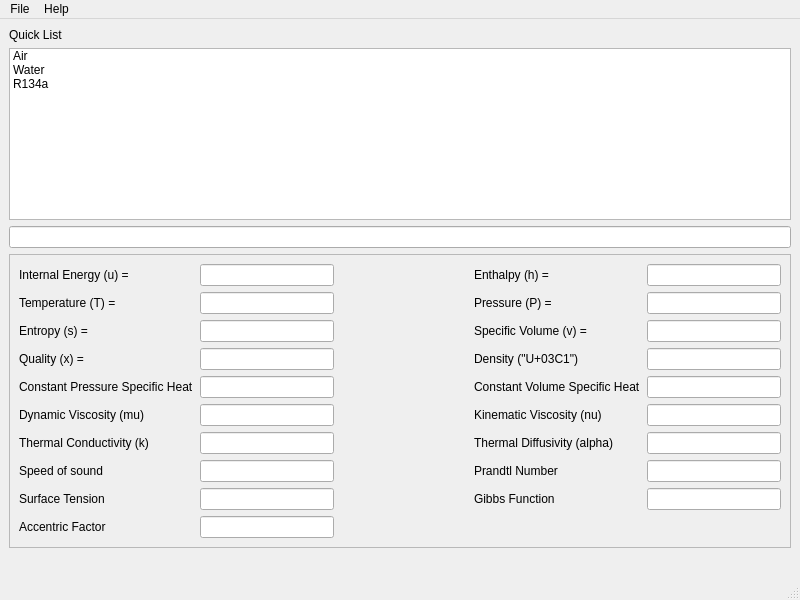
Qt form mainwindow.ui (ke7omc/Thermodynamics-Property-Calculator) before a commit.
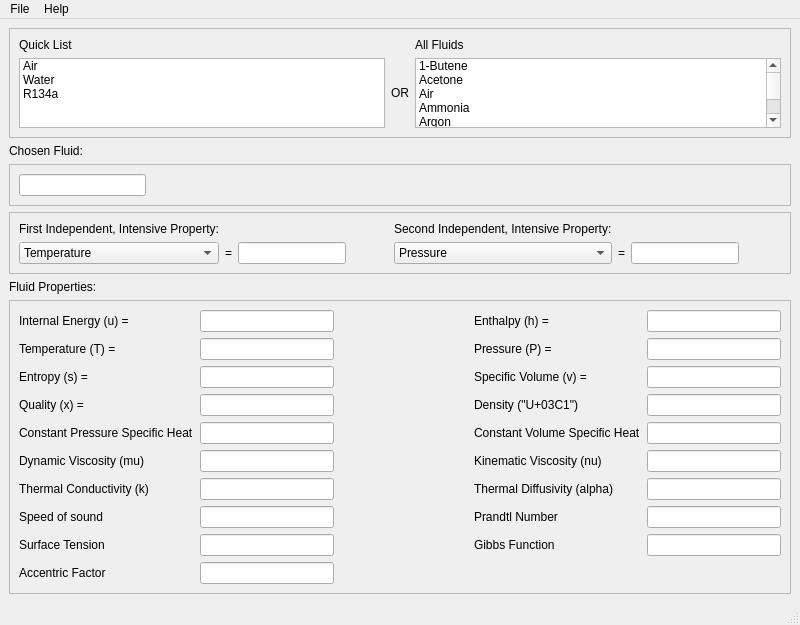
The same form after that commit.

Commit message: Updated GUI with two independent, intensive inputs.

What changed in the file:
```diff
--- a/mainwindow.ui
+++ b/mainwindow.ui
@@ -15,29 +15,87 @@
   </property>
   <widget class="QWidget" name="centralwidget">
    <layout class="QGridLayout" name="gridLayout">
-    <item row="2" column="0">
-     <widget class="QLineEdit" name="lineEdit"/>
-    </item>
-    <item row="1" column="0">
-     <widget class="QListWidget" name="listWidget">
-      <item>
-       <property name="text">
-        <string>Air</string>
-       </property>
-      </item>
-      <item>
-       <property name="text">
-        <string>Water</string>
-       </property>
-      </item>
-      <item>
-       <property name="text">
-        <string>R134a</string>
-       </property>
-      </item>
+    <item row="4" column="0">
+     <widget class="QFrame" name="frame_4">
+      <property name="frameShape">
+       <enum>QFrame::StyledPanel</enum>
+      </property>
+      <property name="frameShadow">
+       <enum>QFrame::Raised</enum>
+      </property>
+      <layout class="QGridLayout" name="gridLayout_5">
+       <item row="0" column="2">
+        <spacer name="horizontalSpacer_5">
+         <property name="orientation">
+          <enum>Qt::Horizontal</enum>
+         </property>
+         <property name="sizeHint" stdset="0">
+          <size>
+           <width>40</width>
+           <height>20</height>
+          </size>
+         </property>
+        </spacer>
+       </item>
+       <item row="0" column="1">
+        <spacer name="horizontalSpacer_2">
+         <property name="orientation">
+          <enum>Qt::Horizontal</enum>
+         </property>
+         <property name="sizeHint" stdset="0">
+          <size>
+           <width>40</width>
+           <height>20</height>
+          </size>
+         </property>
+        </spacer>
+       </item>
+       <item row="0" column="0">
+        <widget class="QLineEdit" name="lineEdit"/>
+       </item>
+       <item row="0" column="3">
+        <spacer name="horizontalSpacer_6">
+         <property name="orientation">
+          <enum>Qt::Horizontal</enum>
+         </property>
+         <property name="sizeHint" stdset="0">
+          <size>
+           <width>40</width>
+           <height>20</height>
+          </size>
+         </property>
+        </spacer>
+       </item>
+       <item row="0" column="4">
+        <spacer name="horizontalSpacer_7">
+         <property name="orientation">
+          <enum>Qt::Horizontal</enum>
+         </property>
+         <property name="sizeHint" stdset="0">
+          <size>
+           <width>40</width>
+           <height>20</height>
+          </size>
+         </property>
+        </spacer>
+       </item>
+       <item row="0" column="5">
+        <spacer name="horizontalSpacer_8">
+         <property name="orientation">
+          <enum>Qt::Horizontal</enum>
+         </property>
+         <property name="sizeHint" stdset="0">
+          <size>
+           <width>40</width>
+           <height>20</height>
+          </size>
+         </property>
+        </spacer>
+       </item>
+      </layout>
      </widget>
     </item>
-    <item row="3" column="0">
+    <item row="7" column="0">
      <widget class="QFrame" name="frame">
       <property name="frameShape">
        <enum>QFrame::StyledPanel</enum>
@@ -252,7 +310,7 @@
       </layout>
      </widget>
     </item>
-    <item row="4" column="0">
+    <item row="8" column="0">
      <spacer name="verticalSpacer">
       <property name="orientation">
        <enum>Qt::Vertical</enum>
@@ -265,10 +323,813 @@
       </property>
      </spacer>
     </item>
-    <item row="0" column="0">
-     <widget class="QLabel" name="label_2">
+    <item row="2" column="0">
+     <widget class="QFrame" name="frame_2">
+      <property name="frameShape">
+       <enum>QFrame::StyledPanel</enum>
+      </property>
+      <property name="frameShadow">
+       <enum>QFrame::Raised</enum>
+      </property>
+      <layout class="QGridLayout" name="gridLayout_3">
+       <item row="1" column="2">
+        <widget class="QListWidget" name="listWidget_allFluids">
+         <item>
+          <property name="text">
+           <string>1-Butene</string>
+          </property>
+         </item>
+         <item>
+          <property name="text">
+           <string>Acetone</string>
+          </property>
+         </item>
+         <item>
+          <property name="text">
+           <string>Air</string>
+          </property>
+         </item>
+         <item>
+          <property name="text">
+           <string>Ammonia</string>
+          </property>
+         </item>
+         <item>
+          <property name="text">
+           <string>Argon</string>
+          </property>
+         </item>
+         <item>
+          <property name="text">
+           <string>Benzene</string>
+          </property>
+         </item>
+         <item>
+          <property name="text">
+           <string>CarbonDioxide</string>
+          </property>
+         </item>
+         <item>
+          <property name="text">
+           <string>CarbonMonoxide</string>
+          </property>
+         </item>
+         <item>
+          <property name="text">
+           <string>CarbonylSulfide</string>
+          </property>
+         </item>
+         <item>
+          <property name="text">
+           <string>CycloHexane</string>
+          </property>
+         </item>
+         <item>
+          <property name="text">
+           <string>CycloPropane</string>
+          </property>
+         </item>
+         <item>
+          <property name="text">
+           <string>Cyclopentane</string>
+          </property>
+         </item>
+         <item>
+          <property name="text">
+           <string>D4</string>
+          </property>
+         </item>
+         <item>
+          <property name="text">
+           <string>D5</string>
+          </property>
+         </item>
+         <item>
+          <property name="text">
+           <string>D6</string>
+          </property>
+         </item>
+         <item>
+          <property name="text">
+           <string>Deuterium</string>
+          </property>
+         </item>
+         <item>
+          <property name="text">
+           <string>Dichloroethane</string>
+          </property>
+         </item>
+         <item>
+          <property name="text">
+           <string>DiethylEther</string>
+          </property>
+         </item>
+         <item>
+          <property name="text">
+           <string>DimethylCarbonate</string>
+          </property>
+         </item>
+         <item>
+          <property name="text">
+           <string>DimethylEther</string>
+          </property>
+         </item>
+         <item>
+          <property name="text">
+           <string>Ethane</string>
+          </property>
+         </item>
+         <item>
+          <property name="text">
+           <string>Ethanol</string>
+          </property>
+         </item>
+         <item>
+          <property name="text">
+           <string>EthylBenzene</string>
+          </property>
+         </item>
+         <item>
+          <property name="text">
+           <string>Ethylene</string>
+          </property>
+         </item>
+         <item>
+          <property name="text">
+           <string>EthyleneOxide</string>
+          </property>
+         </item>
+         <item>
+          <property name="text">
+           <string>Fluorine</string>
+          </property>
+         </item>
+         <item>
+          <property name="text">
+           <string>HFE143m</string>
+          </property>
+         </item>
+         <item>
+          <property name="text">
+           <string>HeavyWater</string>
+          </property>
+         </item>
+         <item>
+          <property name="text">
+           <string>Helium</string>
+          </property>
+         </item>
+         <item>
+          <property name="text">
+           <string>Hydrogen</string>
+          </property>
+         </item>
+         <item>
+          <property name="text">
+           <string>HydrogenChloride</string>
+          </property>
+         </item>
+         <item>
+          <property name="text">
+           <string>HydrogenSulfide</string>
+          </property>
+         </item>
+         <item>
+          <property name="text">
+           <string>IsoButane</string>
+          </property>
+         </item>
+         <item>
+          <property name="text">
+           <string>IsoButene</string>
+          </property>
+         </item>
+         <item>
+          <property name="text">
+           <string>Isohexane</string>
+          </property>
+         </item>
+         <item>
+          <property name="text">
+           <string>Isopentane</string>
+          </property>
+         </item>
+         <item>
+          <property name="text">
+           <string>Krypton</string>
+          </property>
+         </item>
+         <item>
+          <property name="text">
+           <string>MD2M</string>
+          </property>
+         </item>
+         <item>
+          <property name="text">
+           <string>MD3M</string>
+          </property>
+         </item>
+         <item>
+          <property name="text">
+           <string>MD4M</string>
+          </property>
+         </item>
+         <item>
+          <property name="text">
+           <string>MDM</string>
+          </property>
+         </item>
+         <item>
+          <property name="text">
+           <string>MM</string>
+          </property>
+         </item>
+         <item>
+          <property name="text">
+           <string>Methane</string>
+          </property>
+         </item>
+         <item>
+          <property name="text">
+           <string>Methanol</string>
+          </property>
+         </item>
+         <item>
+          <property name="text">
+           <string>MethylLinoleate</string>
+          </property>
+         </item>
+         <item>
+          <property name="text">
+           <string>MethylLinolenate</string>
+          </property>
+         </item>
+         <item>
+          <property name="text">
+           <string>MethylOleate</string>
+          </property>
+         </item>
+         <item>
+          <property name="text">
+           <string>MethylPalmitate</string>
+          </property>
+         </item>
+         <item>
+          <property name="text">
+           <string>MethylStearate</string>
+          </property>
+         </item>
+         <item>
+          <property name="text">
+           <string>Neon</string>
+          </property>
+         </item>
+         <item>
+          <property name="text">
+           <string>Neopentane</string>
+          </property>
+         </item>
+         <item>
+          <property name="text">
+           <string>Nitrogen</string>
+          </property>
+         </item>
+         <item>
+          <property name="text">
+           <string>NitrousOxide</string>
+          </property>
+         </item>
+         <item>
+          <property name="text">
+           <string>Novec649</string>
+          </property>
+         </item>
+         <item>
+          <property name="text">
+           <string>OrthoDeuterium</string>
+          </property>
+         </item>
+         <item>
+          <property name="text">
+           <string>OrthoHydrogen</string>
+          </property>
+         </item>
+         <item>
+          <property name="text">
+           <string>Oxygen</string>
+          </property>
+         </item>
+         <item>
+          <property name="text">
+           <string>ParaDeuterium</string>
+          </property>
+         </item>
+         <item>
+          <property name="text">
+           <string>ParaHydrogen</string>
+          </property>
+         </item>
+         <item>
+          <property name="text">
+           <string>Propylene</string>
+          </property>
+         </item>
+         <item>
+          <property name="text">
+           <string>Propyne</string>
+          </property>
+         </item>
+         <item>
+          <property name="text">
+           <string>R11</string>
+          </property>
+         </item>
+         <item>
+          <property name="text">
+           <string>R113</string>
+          </property>
+         </item>
+         <item>
+          <property name="text">
+           <string>R114</string>
+          </property>
+         </item>
+         <item>
+          <property name="text">
+           <string>R115</string>
+          </property>
+         </item>
+         <item>
+          <property name="text">
+           <string>R116</string>
+          </property>
+         </item>
+         <item>
+          <property name="text">
+           <string>R12</string>
+          </property>
+         </item>
+         <item>
+          <property name="text">
+           <string>R123</string>
+          </property>
+         </item>
+         <item>
+          <property name="text">
+           <string>R1233zd(E)</string>
+          </property>
+         </item>
+         <item>
+          <property name="text">
+           <string>R1234yf</string>
+          </property>
+         </item>
+         <item>
+          <property name="text">
+           <string>R1234ze(E)</string>
+          </property>
+         </item>
+         <item>
+          <property name="text">
+           <string>R1234ze(Z)</string>
+          </property>
+         </item>
+         <item>
+          <property name="text">
+           <string>R124</string>
+          </property>
+         </item>
+         <item>
+          <property name="text">
+           <string>R1243zf</string>
+          </property>
+         </item>
+         <item>
+          <property name="text">
+           <string>R125</string>
+          </property>
+         </item>
+         <item>
+          <property name="text">
+           <string>R13</string>
+          </property>
+         </item>
+         <item>
+          <property name="text">
+           <string>R134a</string>
+          </property>
+         </item>
+         <item>
+          <property name="text">
+           <string>R13I1</string>
+          </property>
+         </item>
+         <item>
+          <property name="text">
+           <string>R14</string>
+          </property>
+         </item>
+         <item>
+          <property name="text">
+           <string>R141b</string>
+          </property>
+         </item>
+         <item>
+          <property name="text">
+           <string>R142b</string>
+          </property>
+         </item>
+         <item>
+          <property name="text">
+           <string>R143a</string>
+          </property>
+         </item>
+         <item>
+          <property name="text">
+           <string>R152A</string>
+          </property>
+         </item>
+         <item>
+          <property name="text">
+           <string>R161</string>
+          </property>
+         </item>
+         <item>
+          <property name="text">
+           <string>R21</string>
+          </property>
+         </item>
+         <item>
+          <property name="text">
+           <string>R218</string>
+          </property>
+         </item>
+         <item>
+          <property name="text">
+           <string>R22</string>
+          </property>
+         </item>
+         <item>
+          <property name="text">
+           <string>R227EA</string>
+          </property>
+         </item>
+         <item>
+          <property name="text">
+           <string>R23</string>
+          </property>
+         </item>
+         <item>
+          <property name="text">
+           <string>R236EA</string>
+          </property>
+         </item>
+         <item>
+          <property name="text">
+           <string>R236FA</string>
+          </property>
+         </item>
+         <item>
+          <property name="text">
+           <string>R245ca</string>
+          </property>
+         </item>
+         <item>
+          <property name="text">
+           <string>R245fa</string>
+          </property>
+         </item>
+         <item>
+          <property name="text">
+           <string>R32</string>
+          </property>
+         </item>
+         <item>
+          <property name="text">
+           <string>R365MFC</string>
+          </property>
+         </item>
+         <item>
+          <property name="text">
+           <string>R40</string>
+          </property>
+         </item>
+         <item>
+          <property name="text">
+           <string>R404A</string>
+          </property>
+         </item>
+         <item>
+          <property name="text">
+           <string>R407C</string>
+          </property>
+         </item>
+         <item>
+          <property name="text">
+           <string>R41</string>
+          </property>
+         </item>
+         <item>
+          <property name="text">
+           <string>R410A</string>
+          </property>
+         </item>
+         <item>
+          <property name="text">
+           <string>R507A</string>
+          </property>
+         </item>
+         <item>
+          <property name="text">
+           <string>RC318</string>
+          </property>
+         </item>
+         <item>
+          <property name="text">
+           <string>SES36</string>
+          </property>
+         </item>
+         <item>
+          <property name="text">
+           <string>SulfurDioxide</string>
+          </property>
+         </item>
+         <item>
+          <property name="text">
+           <string>SulfurHexafluoride</string>
+          </property>
+         </item>
+         <item>
+          <property name="text">
+           <string>Toluene</string>
+          </property>
+         </item>
+         <item>
+          <property name="text">
+           <string>Water</string>
+          </property>
+         </item>
+         <item>
+          <property name="text">
+           <string>Xenon</string>
+          </property>
+         </item>
+         <item>
+          <property name="text">
+           <string>cis-2-Butene</string>
+          </property>
+         </item>
+         <item>
+          <property name="text">
+           <string>m-Xylene</string>
+          </property>
+         </item>
+         <item>
+          <property name="text">
+           <string>n-Butane</string>
+          </property>
+         </item>
+         <item>
+          <property name="text">
+           <string>n-Decane</string>
+          </property>
+         </item>
+         <item>
+          <property name="text">
+           <string>n-Dodecane</string>
+          </property>
+         </item>
+         <item>
+          <property name="text">
+           <string>n-Heptane</string>
+          </property>
+         </item>
+         <item>
+          <property name="text">
+           <string>n-Hexane</string>
+          </property>
+         </item>
+         <item>
+          <property name="text">
+           <string>n-Nonane</string>
+          </property>
+         </item>
+         <item>
+          <property name="text">
+           <string>n-Octane</string>
+          </property>
+         </item>
+         <item>
+          <property name="text">
+           <string>n-Pentane</string>
+          </property>
+         </item>
+         <item>
+          <property name="text">
+           <string>n-Propane</string>
+          </property>
+         </item>
+         <item>
+          <property name="text">
+           <string>n-Undecane</string>
+          </property>
+         </item>
+         <item>
+          <property name="text">
+           <string>o-Xylene</string>
+          </property>
+         </item>
+         <item>
+          <property name="text">
+           <string>p-Xylene</string>
+          </property>
+         </item>
+         <item>
+          <property name="text">
+           <string>trans-2-Butene</string>
+          </property>
+         </item>
+        </widget>
+       </item>
+       <item row="1" column="0">
+        <widget class="QListWidget" name="listWidget_quickList">
+         <item>
+          <property name="text">
+           <string>Air</string>
+          </property>
+         </item>
+         <item>
+          <property name="text">
+           <string>Water</string>
+          </property>
+         </item>
+         <item>
+          <property name="text">
+           <string>R134a</string>
+          </property>
+         </item>
+        </widget>
+       </item>
+       <item row="0" column="0">
+        <widget class="QLabel" name="label_2">
+         <property name="text">
+          <string>Quick List</string>
+         </property>
+        </widget>
+       </item>
+       <item row="0" column="2">
+        <widget class="QLabel" name="label_21">
+         <property name="text">
+          <string>All Fluids</string>
+         </property>
+        </widget>
+       </item>
+       <item row="1" column="1">
+        <widget class="QLabel" name="label_22">
+         <property name="text">
+          <string>OR</string>
+         </property>
+        </widget>
+       </item>
+      </layout>
+     </widget>
+    </item>
+    <item row="6" column="0">
+     <widget class="QLabel" name="label_24">
       <property name="text">
-       <string>Quick List</string>
+       <string>Fluid Properties:</string>
+      </property>
+     </widget>
+    </item>
+    <item row="5" column="0">
+     <widget class="QFrame" name="frame_3">
+      <property name="frameShape">
+       <enum>QFrame::StyledPanel</enum>
+      </property>
+      <property name="frameShadow">
+       <enum>QFrame::Raised</enum>
+      </property>
+      <layout class="QGridLayout" name="gridLayout_4">
+       <item row="1" column="3">
+        <widget class="QLineEdit" name="lineEdit_23"/>
+       </item>
+       <item row="0" column="5">
+        <widget class="QLabel" name="label_26">
+         <property name="text">
+          <string>Second Independent, Intensive Property:</string>
+         </property>
+        </widget>
+       </item>
+       <item row="1" column="2">
+        <widget class="QLabel" name="label_27">
+         <property name="text">
+          <string>=</string>
+         </property>
+        </widget>
+       </item>
+       <item row="0" column="0">
+        <widget class="QLabel" name="label_25">
+         <property name="text">
+          <string>First Independent, Intensive Property:</string>
+         </property>
+        </widget>
+       </item>
+       <item row="1" column="8">
+        <widget class="QLineEdit" name="lineEdit_24"/>
+       </item>
+       <item row="1" column="0">
+        <widget class="QComboBox" name="comboBox">
+         <item>
+          <property name="text">
+           <string>Temperature</string>
+          </property>
+         </item>
+         <item>
+          <property name="text">
+           <string>Pressure</string>
+          </property>
+         </item>
+         <item>
+          <property name="text">
+           <string>Enthalpy</string>
+          </property>
+         </item>
+         <item>
+          <property name="text">
+           <string>Entropy</string>
+          </property>
+         </item>
+        </widget>
+       </item>
+       <item row="1" column="4">
+        <spacer name="horizontalSpacer_3">
+         <property name="orientation">
+          <enum>Qt::Horizontal</enum>
+         </property>
+         <property name="sizeHint" stdset="0">
+          <size>
+           <width>40</width>
+           <height>20</height>
+          </size>
+         </property>
+        </spacer>
+       </item>
+       <item row="1" column="5">
+        <widget class="QComboBox" name="comboBox_2">
+         <item>
+          <property name="text">
+           <string>Pressure</string>
+          </property>
+         </item>
+         <item>
+          <property name="text">
+           <string>Density</string>
+          </property>
+         </item>
+         <item>
+          <property name="text">
+           <string>Quality</string>
+          </property>
+         </item>
+         <item>
+          <property name="text">
+           <string>Enthalpy</string>
+          </property>
+         </item>
+         <item>
+          <property name="text">
+           <string>Entropy</string>
+          </property>
+         </item>
+        </widget>
+       </item>
+       <item row="1" column="7">
+        <widget class="QLabel" name="label_28">
+         <property name="text">
+          <string>=</string>
+         </property>
+        </widget>
+       </item>
+       <item row="1" column="9">
+        <spacer name="horizontalSpacer_4">
+         <property name="orientation">
+          <enum>Qt::Horizontal</enum>
+         </property>
+         <property name="sizeHint" stdset="0">
+          <size>
+           <width>40</width>
+           <height>20</height>
+          </size>
+         </property>
+        </spacer>
+       </item>
+      </layout>
+     </widget>
+    </item>
+    <item row="3" column="0">
+     <widget class="QLabel" name="label_23">
+      <property name="text">
+       <string>Chosen Fluid:</string>
       </property>
      </widget>
     </item>
```
The commit also changes 3 other files.
